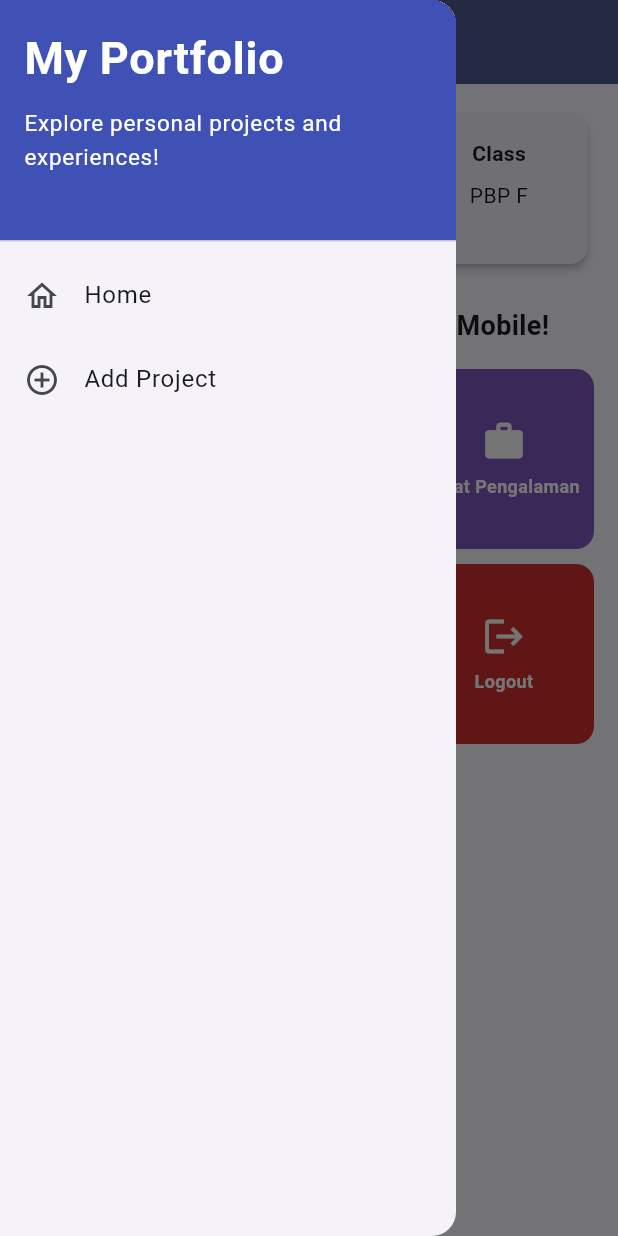
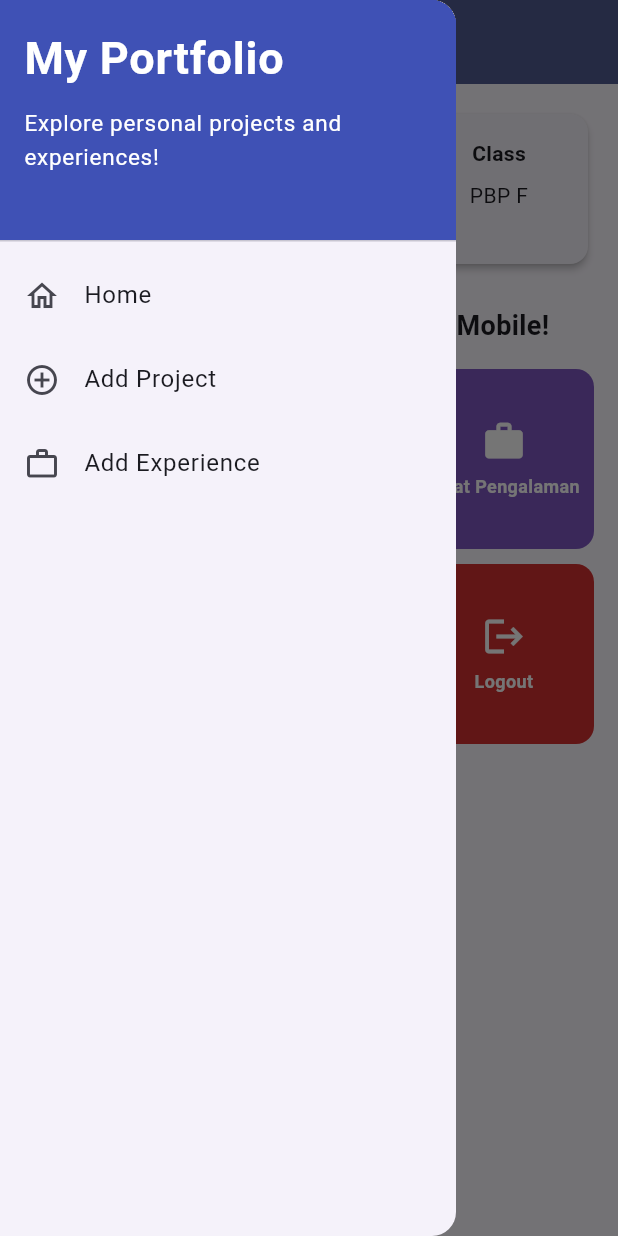
Before and after one commit to Kiara996/myportfolio_mobile, a Flutter app: the screen it shows after launch, with the side drawer open, on a phone screen of 412 x 824 dp. Run offline on Flutter 3.47's test engine with Material 3 defaults, Android fonts, the phone set to English and light mode, and no system bars; our stand-ins replace material_ui.

Commit message:
feat(tugas8): add Add Experience option to drawer

```diff
--- a/lib/widgets/left_drawer.dart
+++ b/lib/widgets/left_drawer.dart
@@ -1,4 +1,5 @@
 import 'package:material_ui/material_ui.dart';
+import 'package:myportofolio_mobile/screens/experience_form.dart';
 import 'package:myportofolio_mobile/screens/menu.dart';
 import 'package:myportofolio_mobile/screens/project_form.dart';
 
@@ -37,30 +38,47 @@ class LeftDrawer extends StatelessWidget {
               ],
             ),
           ),
-          ListTile(
-            leading: const Icon(Icons.home_outlined),
-            title: const Text('Home'),
-            onTap: () {
-              Navigator.pushReplacement(
-                context,
-                MaterialPageRoute(builder: (context) => MyHomePage()),
-              );
-            },
+          _DrawerItem(
+            icon: Icons.home_outlined,
+            label: 'Home',
+            builder: (context) => MyHomePage(),
           ),
-          ListTile(
-            leading: const Icon(Icons.add_circle_outline),
-            title: const Text('Add Project'),
-            onTap: () {
-              Navigator.pushReplacement(
-                context,
-                MaterialPageRoute(
-                  builder: (context) => const ProjectFormPage(),
-                ),
-              );
-            },
+          _DrawerItem(
+            icon: Icons.add_circle_outline,
+            label: 'Add Project',
+            builder: (context) => const ProjectFormPage(),
+          ),
+          _DrawerItem(
+            icon: Icons.work_outline,
+            label: 'Add Experience',
+            builder: (context) => const ExperienceFormPage(),
           ),
         ],
       ),
     );
   }
 }
+
+class _DrawerItem extends StatelessWidget {
+  final IconData icon;
+  final String label;
+  final WidgetBuilder builder;
+
+  const _DrawerItem({
+    required this.icon,
+    required this.label,
+    required this.builder,
+  });
+
+  @override
+  Widget build(BuildContext context) {
+    return ListTile(
+      leading: Icon(icon),
+      title: Text(label),
+      onTap: () => Navigator.pushReplacement(
+        context,
+        MaterialPageRoute(builder: builder),
+      ),
+    );
+  }
+}
```
